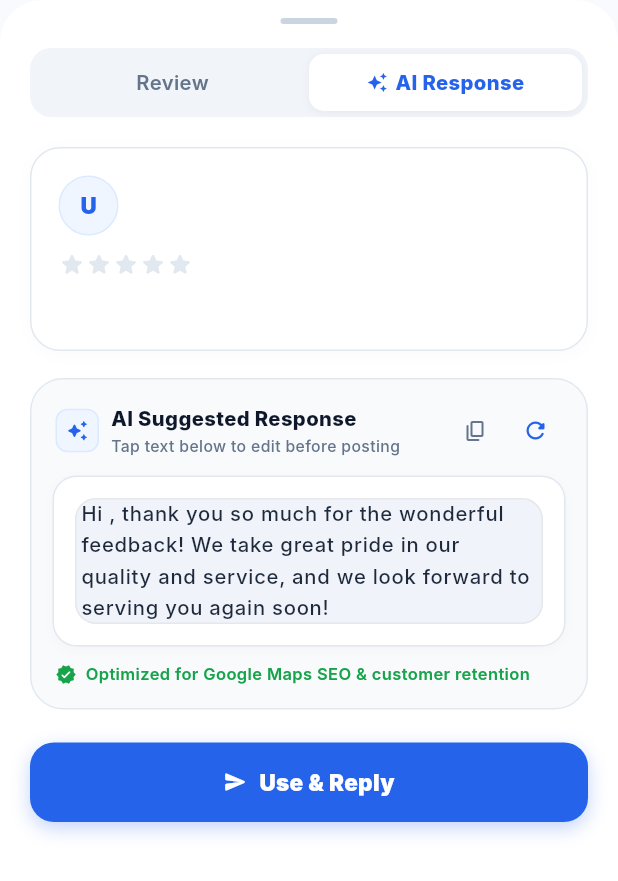
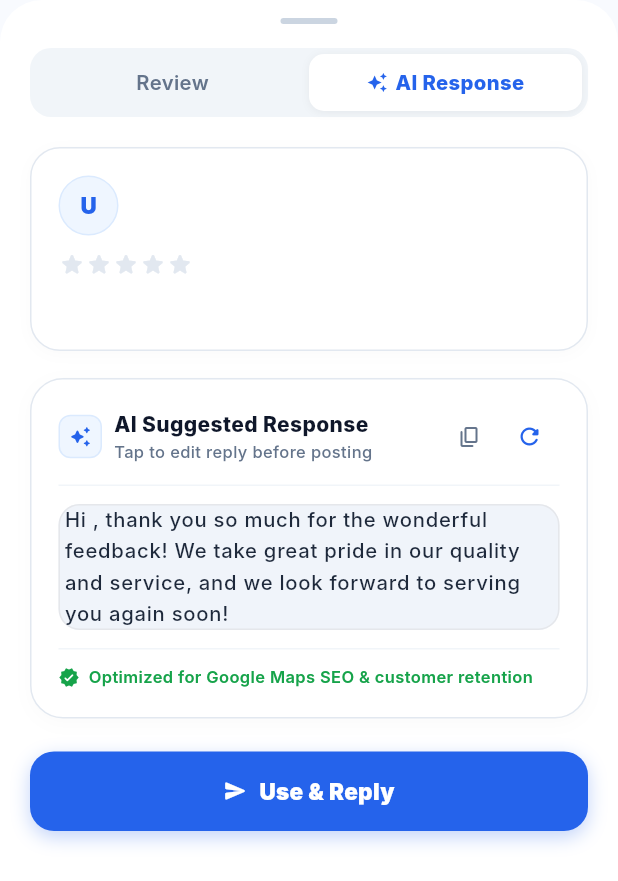
Before and after one commit to optigoai/optigo-ai, a Flutter app: the _ReviewDetailModal widget shown alone on an empty page, opened directly with empty values, on a phone screen of 412 x 824 dp. Shown: the top 881 px of the screen. Run offline on Flutter 3.47's test engine with Material 3 defaults, Android fonts, the phone set to English and light mode, and no system bars; our stand-ins replace flutter_secure_storage; accounts and stored records are empty; network calls fail; Roboto replaces fonts that are missing (Inter).

Commit message:
fix(reviews): remove nested inner container in AI suggested response for a unified single-card UI

```diff
--- a/mobile/lib/presentation/reviews/reviews_screen.dart
+++ b/mobile/lib/presentation/reviews/reviews_screen.dart
@@ -1361,21 +1361,27 @@ class _ReviewDetailModalState extends State<_ReviewDetailModal> {
                     if (_activeTabIndex == 1) ...[
                       const SizedBox(height: 18),
 
-                      // Premium AI Suggested Response Card
+                      // Unified AI Suggested Response Card
                       Container(
                         width: double.infinity,
-                        decoration: BoxDecoration(
-                          color: const Color(0xFFF8FAFC),
+                        padding: const EdgeInsets.all(18),
+                        decoration: BoxDecoration(
+                          color: Colors.white,
                           borderRadius: BorderRadius.circular(22),
                           border: Border.all(color: const Color(0xFFE2E8F0)),
+                          boxShadow: [
+                            BoxShadow(
+                              color: Colors.black.withValues(alpha: 0.02),
+                              blurRadius: 10,
+                              offset: const Offset(0, 3),
+                            ),
+                          ],
                         ),
                         child: Column(
                           crossAxisAlignment: CrossAxisAlignment.start,
                           children: [
-                            // Header Bar with AI Badge, Editable Pill, and Action Buttons
-                            Padding(
-                              padding: const EdgeInsets.fromLTRB(16, 14, 14, 10),
-                              child: Row(
+                            // Header Bar with AI Badge and Action Buttons
+                            Row(
                               mainAxisAlignment: MainAxisAlignment.spaceBetween,
                               children: [
                                 Row(
@@ -1400,15 +1406,15 @@ class _ReviewDetailModalState extends State<_ReviewDetailModal> {
                                         Text(
                                           'AI Suggested Response',
                                           style: TextStyle(
-                                              fontSize: 13.5,
+                                            fontSize: 14,
                                             fontWeight: FontWeight.w800,
                                             color: Color(0xFF0F172A),
                                           ),
                                         ),
                                         Text(
-                                            'Tap text below to edit before posting',
-                                            style: TextStyle(
-                                              fontSize: 10.5,
+                                          'Tap to edit reply before posting',
+                                          style: TextStyle(
+                                            fontSize: 11,
                                             fontWeight: FontWeight.w500,
                                             color: Color(0xFF64748B),
                                           ),
@@ -1454,29 +1460,16 @@ class _ReviewDetailModalState extends State<_ReviewDetailModal> {
                                 ),
                               ],
                             ),
-                            ),
-
-                            // Inner White Canvas for Text
-                            Padding(
-                              padding: const EdgeInsets.symmetric(horizontal: 14),
-                              child: Container(
-                                width: double.infinity,
-                                padding: const EdgeInsets.all(14),
-                                decoration: BoxDecoration(
-                                  color: Colors.white,
-                                  borderRadius: BorderRadius.circular(16),
-                                  border: Border.all(color: const Color(0xFFE2E8F0)),
-                                  boxShadow: [
-                                    BoxShadow(
-                                      color: Colors.black.withValues(alpha: 0.02),
-                                      blurRadius: 6,
-                                      offset: const Offset(0, 2),
-                                    ),
-                                  ],
-                                ),
-                                child: _isGenerating
-                                    ? const Padding(
+
+                            const SizedBox(height: 12),
+                            const Divider(height: 1, color: Color(0xFFF1F5F9)),
+                            const SizedBox(height: 12),
+
+                            // Direct Text Field (No Extra Nested Box)
+                            if (_isGenerating)
+                              const Padding(
                                 padding: EdgeInsets.symmetric(vertical: 28),
+                                child: Center(
                                   child: Column(
                                     children: [
                                       SizedBox(
@@ -1495,8 +1488,10 @@ class _ReviewDetailModalState extends State<_ReviewDetailModal> {
                                       ),
                                     ],
                                   ),
+                                ),
                               )
-                                    : TextField(
+                            else
+                              TextField(
                                 controller: _replyTextController,
                                 maxLines: null,
                                 minLines: 4,
@@ -1515,13 +1510,13 @@ class _ReviewDetailModalState extends State<_ReviewDetailModal> {
                                   hintStyle: TextStyle(color: Color(0xFF94A3B8), fontSize: 13),
                                 ),
                               ),
-                              ),
-                            ),
-
-                            // Footer Optimization Pill
-                            Padding(
-                              padding: const EdgeInsets.fromLTRB(16, 10, 16, 14),
-                              child: Row(
+
+                            const SizedBox(height: 12),
+                            const Divider(height: 1, color: Color(0xFFF1F5F9)),
+                            const SizedBox(height: 10),
+
+                            // Footer Optimization Note
+                            Row(
                               children: const [
                                 Icon(Icons.verified_rounded, size: 14, color: Color(0xFF16A34A)),
                                 SizedBox(width: 6),
@@ -1536,7 +1531,6 @@ class _ReviewDetailModalState extends State<_ReviewDetailModal> {
                                   ),
                                 ),
                               ],
-                              ),
                             ),
                           ],
                         ),
```
Lines whose indentation alone changed are shown as unchanged.
